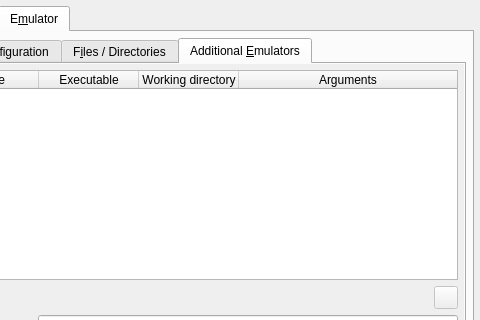
First picture: the form in options.ui, repository qmc2/qmc2-mame-fe, before the edit; both pictures show x 84 to 564 and y 0 to 320 of the 564 by 473 pixel window.
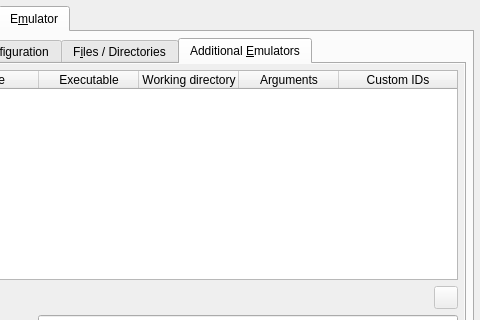
Second picture: the form after the edit. The open tabs and pages were chosen to show the change. Icons and pictures are not drawn.

Diff of the .ui file:
```diff
--- a/options.ui
+++ b/options.ui
@@ -4513,8 +4513,8 @@
                <rect>
                 <x>0</x>
                 <y>0</y>
-                <width>178</width>
-                <height>213</height>
+                <width>532</width>
+                <height>366</height>
                </rect>
               </property>
               <layout class="QGridLayout" name="gridLayout_22">
@@ -4573,6 +4573,11 @@
                    <string>Arguments</string>
                   </property>
                  </column>
+                 <column>
+                  <property name="text">
+                   <string>Custom IDs</string>
+                  </property>
+                 </column>
                 </widget>
                </item>
                <item row="1" column="0">
```
Left out of the diff: 8 changed lines with no effect on the pictures.
